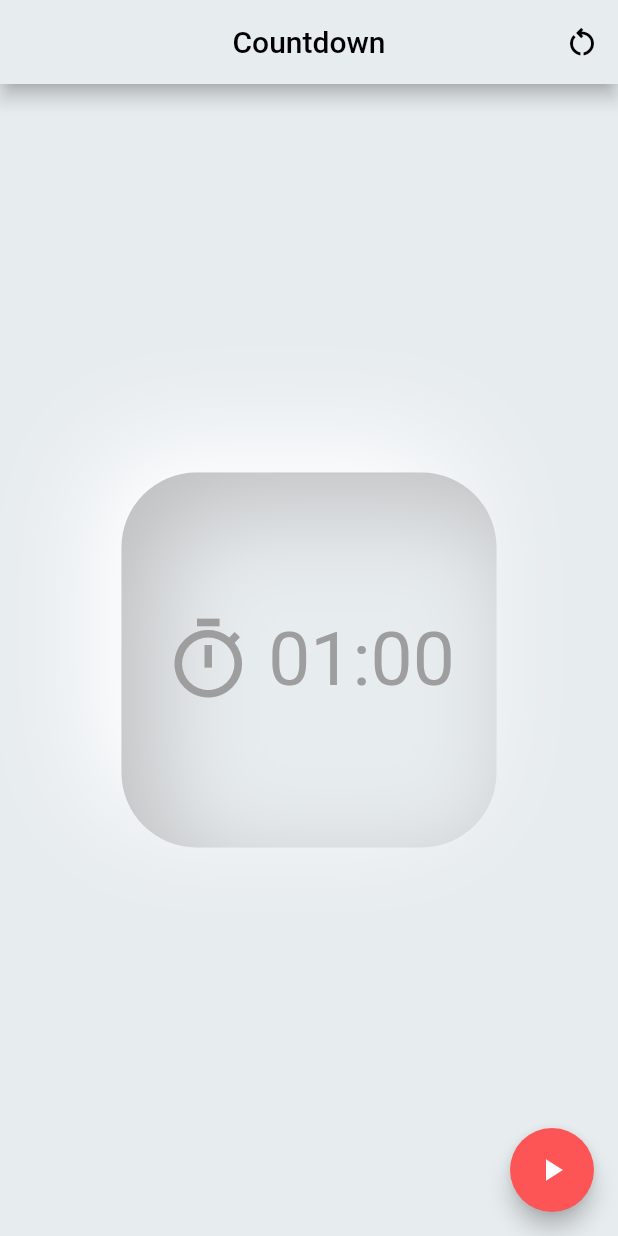
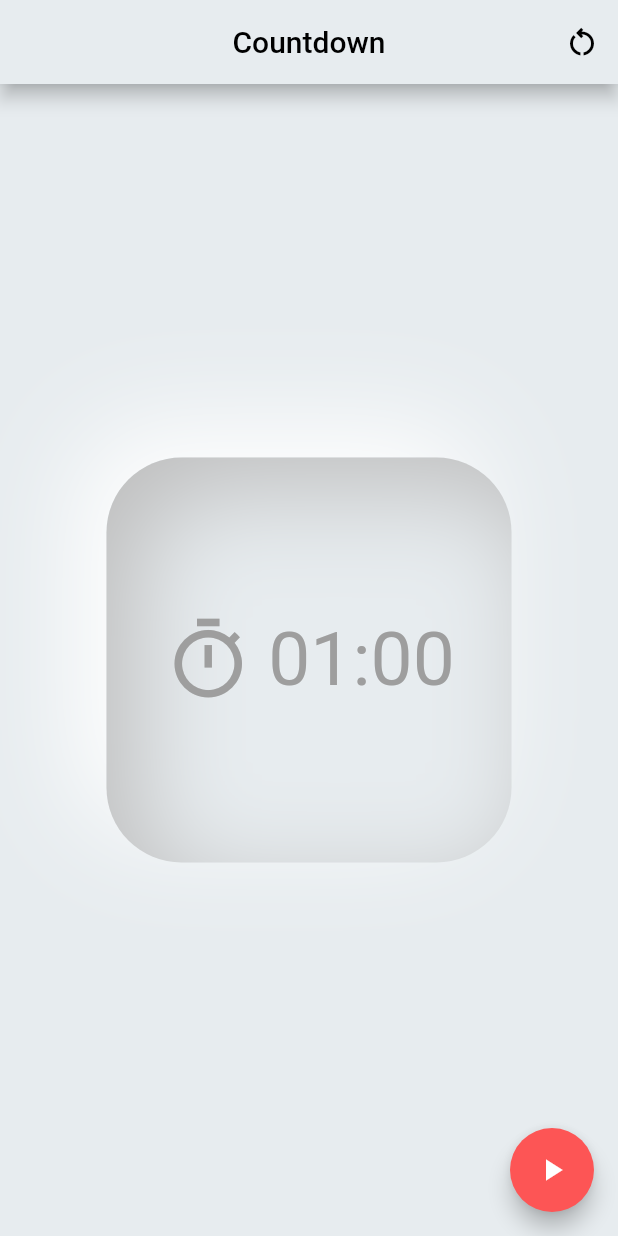
Before and after one commit to alecorodri/countdown_modern_design, a Flutter app: the screen it shows after launch, on a phone screen of 412 x 824 dp. Run offline on Flutter 3.47's test engine with Material 2 defaults, Android fonts, the phone set to English and light mode, and no system bars; our stand-ins replace flutter_inset_box_shadow.

Commit message:
animated size

```diff
--- a/lib/pages/home_page.dart
+++ b/lib/pages/home_page.dart
@@ -1,3 +1,5 @@
+import 'dart:math';
+
 import 'package:countdown_modern_design/providers/countdown_provider.dart';
 import 'package:flutter/material.dart' hide BoxDecoration, BoxShadow;
 import 'package:provider/provider.dart';
@@ -55,11 +57,12 @@ class _CounterView extends StatelessWidget {
 
   @override
   Widget build(BuildContext context) {
+    double size = Random().nextInt(150) + 200.toDouble();
     return Center(
       child: AnimatedContainer(
         duration: const Duration(milliseconds: 550),
-        width: 250,
-        height: 250,
+        width: size,
+        height: size,
         decoration: BoxDecoration(
           borderRadius: BorderRadius.circular(50),
           color: const Color(0xFFE7ECEF),
```
